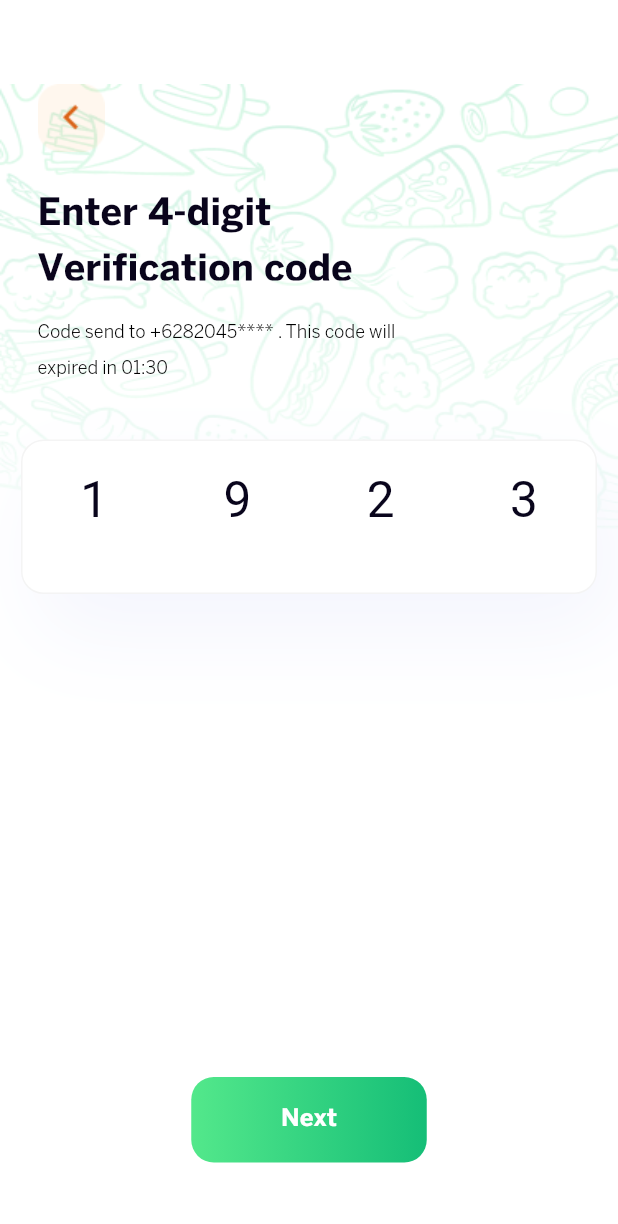
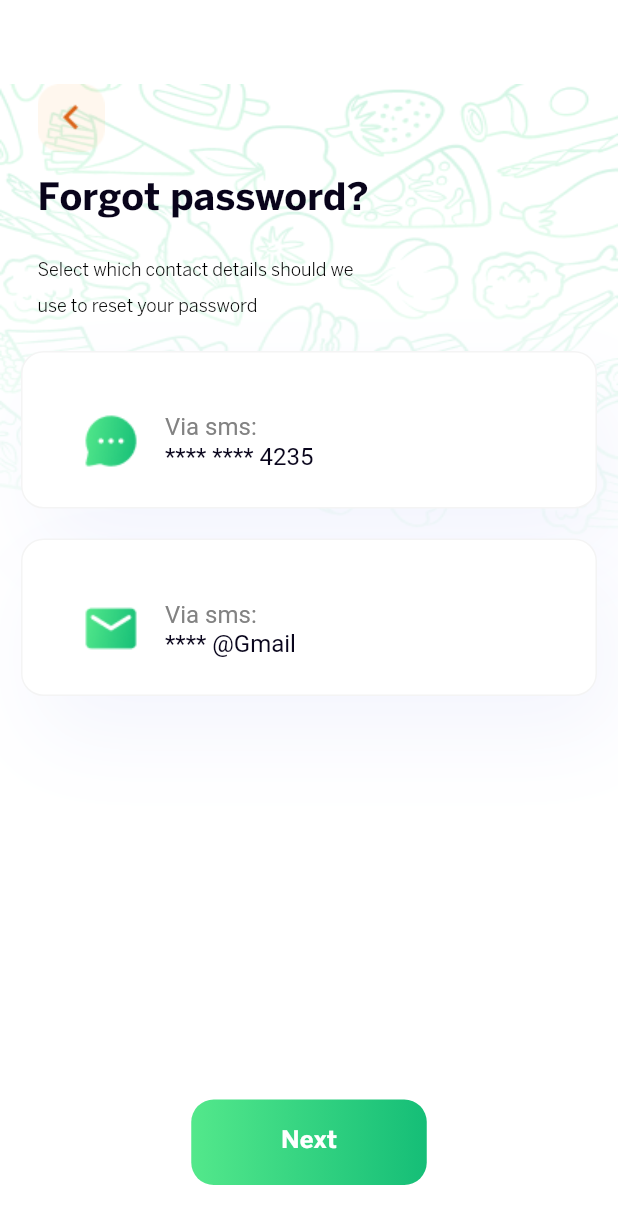
Before and after one commit to KingNarmar/food_delivery, a Flutter app: the screen it shows after launch, on a phone screen of 412 x 824 dp. Shown: the top 1224 px of the screen. Run offline on Flutter 3.47's test engine with Material 2 defaults, Android fonts, the phone set to English and light mode, and no system bars; Roboto replaces fonts that are missing (BentonSans Medium, BentonSans Regular, Manrope).

Commit message:
via Method Screen Done

```diff
--- a/lib/root/app_root.dart
+++ b/lib/root/app_root.dart
@@ -9,6 +9,7 @@ import 'package:food_delivery/screens/singup_success/singup_success_screen.dart'
 import 'package:food_delivery/screens/upload_photo_screen/upload_photo_screen.dart';
 import 'package:food_delivery/screens/upload_preview_screen/upload_preview_screen.dart';
 import 'package:food_delivery/screens/verification_code_screen/verification_code_screen.dart';
+import 'package:food_delivery/screens/via_method/via_method_screen.dart';
 
 import '../screens/onBoarding2/on_boarding2.dart';
 import '../screens/splash_screen/splash_screen.dart';
@@ -32,9 +33,10 @@ class MyApp extends StatelessWidget {
         "uploadPreview": (context) => const UploadPreviewScreen(),
         "setLocation": (context) => const SetLocationScreen(),
         "singUpSuccess": (context) => const SingUpSuccessScreen(),
-        "verificationCode": (context) => const VerificationCodeScreen()
+        "verificationCode": (context) => const VerificationCodeScreen(),
+        "viaMethod": (context) => const ViaMethodScreen()
       },
-      initialRoute: "verificationCode",
+      initialRoute: "viaMethod",
     );
   }
 }
--- /dev/null
+++ b/lib/screens/via_method/via_method_screen.dart
@@ -0,0 +1,154 @@
+import 'package:flutter/material.dart';
+import 'package:food_delivery/componants/app_bar_backword_icon.dart';
+import 'package:food_delivery/componants/custom_button.dart';
+import 'package:food_delivery/componants/custom_container.dart';
+import 'package:food_delivery/utl/assets.dart';
+
+class ViaMethodScreen extends StatelessWidget {
+  const ViaMethodScreen({super.key});
+
+  @override
+  Widget build(BuildContext context) {
+    return SafeArea(
+      child: Scaffold(
+        appBar: AppBar(
+          automaticallyImplyLeading: false,
+          backgroundColor: Colors.transparent,
+          elevation: 0,
+        ),
+        backgroundColor: Colors.white,
+        body: Stack(
+          children: [
+            Image.asset(
+              Assets.patternPic,
+              fit: BoxFit.fill,
+              height: double.infinity,
+              width: double.infinity,
+            ),
+            Padding(
+              padding: const EdgeInsets.symmetric(horizontal: 14),
+              child: Column(
+                crossAxisAlignment: CrossAxisAlignment.start,
+                children: [
+                  const AppBarBackWordIcon(
+                    padding: EdgeInsets.symmetric(
+                      horizontal: 11,
+                    ),
+                  ),
+                  const SizedBox(
+                    height: 20,
+                  ),
+                  const Padding(
+                    padding: EdgeInsets.symmetric(horizontal: 11),
+                    child: Text(
+                      'Forgot password?',
+                      style: TextStyle(
+                        color: Color(0xFF09041B),
+                        fontSize: 25,
+                        fontFamily: 'BentonSans Bold',
+                        fontWeight: FontWeight.w400,
+                      ),
+                    ),
+                  ),
+                  const SizedBox(
+                    height: 20,
+                  ),
+                  const Padding(
+                    padding: EdgeInsets.symmetric(horizontal: 11),
+                    child: SizedBox(
+                      width: 224,
+                      child: Text(
+                        'Select which contact details should we use to reset your password',
+                        style: TextStyle(
+                          color: Colors.black,
+                          fontSize: 12,
+                          fontFamily: 'BentonSans Book',
+                          fontWeight: FontWeight.w400,
+                          height: 2,
+                        ),
+                      ),
+                    ),
+                  ),
+                  const SizedBox(
+                    height: 20,
+                  ),
+                  const CustomContainer(
+                    height: 105,
+                    child: Padding(
+                      padding: EdgeInsets.all(23),
+                      child: ListTile(
+                        leading: Image(
+                          image: AssetImage(
+                            Assets.messageIcon,
+                          ),
+                        ),
+                        title: Text(
+                          'Via sms:',
+                          style: TextStyle(
+                            color: Color(0xFF828282),
+                            fontSize: 16,
+                            fontFamily: 'BentonSans Regular',
+                            fontWeight: FontWeight.w400,
+                          ),
+                        ),
+                        subtitle: Text(
+                          '**** **** 4235',
+                          style: TextStyle(
+                            color: Color(0xFF09051C),
+                            fontSize: 16,
+                            fontFamily: 'Manrope',
+                            fontWeight: FontWeight.w400,
+                            height: 0.09,
+                          ),
+                        ),
+                      ),
+                    ),
+                  ),
+                  const SizedBox(
+                    height: 20,
+                  ),
+                  const CustomContainer(
+                    height: 105,
+                    child: Padding(
+                      padding: EdgeInsets.all(23),
+                      child: ListTile(
+                        leading: Image(
+                          image: AssetImage(
+                            Assets.emailIconViaMethodScreen,
+                          ),
+                        ),
+                        title: Text(
+                          'Via sms:',
+                          style: TextStyle(
+                            color: Color(0xFF828282),
+                            fontSize: 16,
+                            fontFamily: 'BentonSans Regular',
+                            fontWeight: FontWeight.w400,
+                          ),
+                        ),
+                        subtitle: Text(
+                          '**** @Gmail',
+                          style: TextStyle(
+                            color: Color(0xFF09051C),
+                            fontSize: 16,
+                            fontFamily: 'Manrope',
+                            fontWeight: FontWeight.w400,
+                            height: 0.09,
+                          ),
+                        ),
+                      ),
+                    ),
+                  ),
+                  const SizedBox(
+                    height: 269,
+                  ),
+                  Center(child: CustomButton(text: "Next", onTap: () {}))
+                ],
+              ),
+            ),
+          ],
+        ),
+      ),
+    );
+  }
+}
--- a/lib/utl/assets.dart
+++ b/lib/utl/assets.dart
@@ -20,6 +20,8 @@ abstract class Assets {
   static const String closeIcon = "assets/images/Close Icon.png";
   static const String locationIcon = "assets/images/placeholder Icon.png";
   static const String donePic = "assets/images/DonePic.png";
+  static const String messageIcon = "assets/images/MessageIcon.png";
+  static const String emailIconViaMethodScreen = "assets/images/Email icon.png";
   static const String vigaFont = "Viga";
   static const String interFont = "Inter";
   static const String bentonSansBoldFont = "BentonSans Bold";
```
Also changed, not shown: assets/images/Email icon.png (added), assets/images/MessageIcon.png (added).
